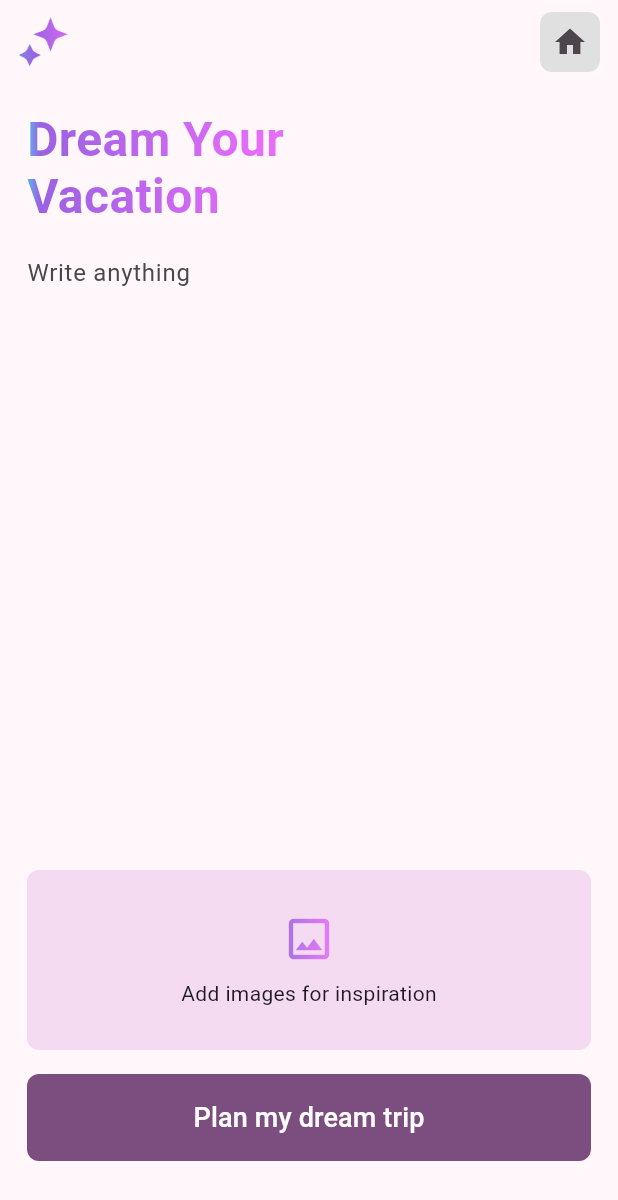
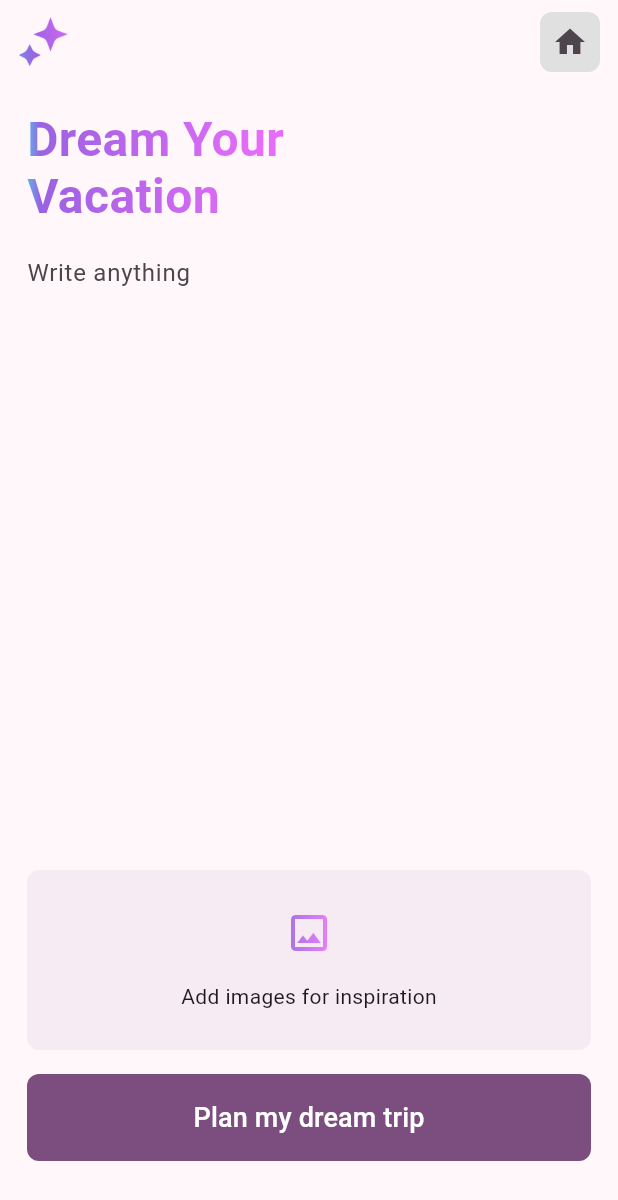
Before and after one commit to FirebaseExtended/compass-ai-travel-planning-sample-flutter, a Flutter app: the screen it shows after launch, on a phone screen of 412 x 824 dp. Shown: the top 1200 px of the screen. Run offline on Flutter 3.47's test engine with Material 3 defaults, Android fonts, the phone set to English and light mode, and no system bars.

Commit message:
clean up image box

```diff
--- a/lib/screens/ai/form.dart
+++ b/lib/screens/ai/form.dart
@@ -71,7 +71,7 @@ class _FormScreenState extends State<FormScreen> {
                 child: Container(
                   decoration: BoxDecoration(
                     borderRadius: BorderRadius.circular(8),
-                    color: Theme.of(context).colorScheme.secondaryContainer,
+                    color: Theme.of(context).colorScheme.surfaceContainer,
                   ),
                   height: 120,
                   child: Column(
@@ -80,9 +80,9 @@ class _FormScreenState extends State<FormScreen> {
                       BrandGradient(
                           child: const Icon(
                         Icons.image_outlined,
-                        size: 36,
+                        size: 32,
                       )),
-                      SizedBox.square(dimension: 8),
+                      const SizedBox.square(dimension: 16),
                       /*const Image(
                         width: 38,
                         height: 38,
```
